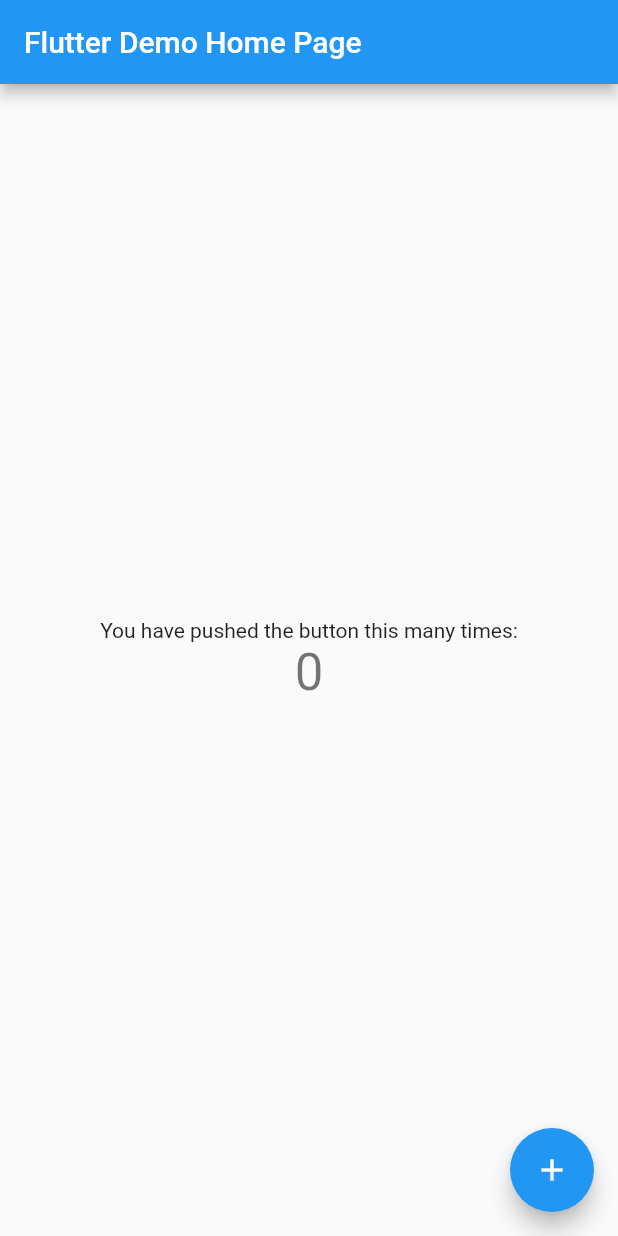
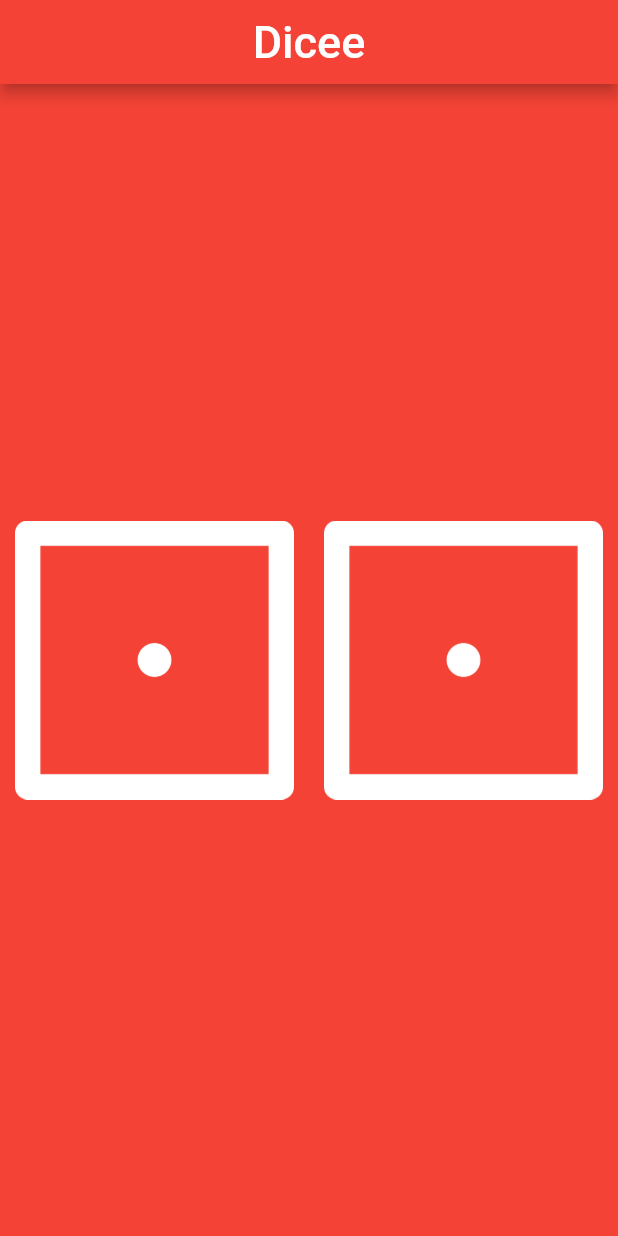
Before and after one commit to jeewantha-upul/Flutter_Course_Angela, a Flutter app: the screen it shows after launch, on a phone screen of 412 x 824 dp. Run offline on Flutter 3.47's test engine with Material 2 defaults, Android fonts, the phone set to English and light mode, and no system bars.

Commit message:
ui finished

```diff
--- a/dicee_app/lib/main.dart
+++ b/dicee_app/lib/main.dart
@@ -1,117 +1,52 @@
+import 'package:flutter/cupertino.dart';
 import 'package:flutter/material.dart';
 
 void main() {
-  runApp(MyApp());
+  runApp(
+    MaterialApp(
+      home: SafeArea(
+        child: Scaffold(
+          backgroundColor: Colors.red,
+          appBar: AppBar(
+            title: Center(
+              child: Text(
+                'Dicee',
+                style: TextStyle(fontSize: 30.0),
+              ),
+            ),
+            backgroundColor: Colors.red,
+          ),
+          body: Dicee(),
+        ),
+      ),
+    ),
+  );
 }
 
-class MyApp extends StatelessWidget {
-  // This widget is the root of your application.
+class Dicee extends StatefulWidget {
+  @override
+  _DiceeState createState() => _DiceeState();
+}
+
+class _DiceeState extends State<Dicee> {
   @override
   Widget build(BuildContext context) {
-    return MaterialApp(
-      title: 'Flutter Demo',
-      theme: ThemeData(
-        // This is the theme of your application.
-        //
-        // Try running your application with "flutter run". You'll see the
-        // application has a blue toolbar. Then, without quitting the app, try
-        // changing the primarySwatch below to Colors.green and then invoke
-        // "hot reload" (press "r" in the console where you ran "flutter run",
-        // or simply save your changes to "hot reload" in a Flutter IDE).
-        // Notice that the counter didn't reset back to zero; the application
-        // is not restarted.
-        primarySwatch: Colors.blue,
-        // This makes the visual density adapt to the platform that you run
-        // the app on. For desktop platforms, the controls will be smaller and
-        // closer together (more dense) than on mobile platforms.
-        visualDensity: VisualDensity.adaptivePlatformDensity,
+    return Center(
+      child: Row(
+        children: [
+          Expanded(
+            child: Padding(
+                padding: EdgeInsets.symmetric(vertical: 10.0, horizontal: 10.0),
+                child: Image.asset('images/dice1.png')),
+          ),
+          Expanded(
+            child: Padding(
+              padding: EdgeInsets.symmetric(vertical: 10.0, horizontal: 10.0),
+              child: Image.asset('images/dice1.png'),
+            ),
+          ),
+        ],
       ),
-      home: MyHomePage(title: 'Flutter Demo Home Page'),
     );
   }
 }
-
-class MyHomePage extends StatefulWidget {
-  MyHomePage({Key key, this.title}) : super(key: key);
-
-  // This widget is the home page of your application. It is stateful, meaning
-  // that it has a State object (defined below) that contains fields that affect
-  // how it looks.
-
-  // This class is the configuration for the state. It holds the values (in this
-  // case the title) provided by the parent (in this case the App widget) and
-  // used by the build method of the State. Fields in a Widget subclass are
-  // always marked "final".
-
-  final String title;
-
-  @override
-  _MyHomePageState createState() => _MyHomePageState();
-}
-
-class _MyHomePageState extends State<MyHomePage> {
-  int _counter = 0;
-
-  void _incrementCounter() {
-    setState(() {
-      // This call to setState tells the Flutter framework that something has
-      // changed in this State, which causes it to rerun the build method below
-      // so that the display can reflect the updated values. If we changed
-      // _counter without calling setState(), then the build method would not be
-      // called again, and so nothing would appear to happen.
-      _counter++;
-    });
-  }
-
-  @override
-  Widget build(BuildContext context) {
-    // This method is rerun every time setState is called, for instance as done
-    // by the _incrementCounter method above.
-    //
-    // The Flutter framework has been optimized to make rerunning build methods
-    // fast, so that you can just rebuild anything that needs updating rather
-    // than having to individually change instances of widgets.
-    return Scaffold(
-      appBar: AppBar(
-        // Here we take the value from the MyHomePage object that was created by
-        // the App.build method, and use it to set our appbar title.
-        title: Text(widget.title),
-      ),
-      body: Center(
-        // Center is a layout widget. It takes a single child and positions it
-        // in the middle of the parent.
-        child: Column(
-          // Column is also a layout widget. It takes a list of children and
-          // arranges them vertically. By default, it sizes itself to fit its
-          // children horizontally, and tries to be as tall as its parent.
-          //
-          // Invoke "debug painting" (press "p" in the console, choose the
-          // "Toggle Debug Paint" action from the Flutter Inspector in Android
-          // Studio, or the "Toggle Debug Paint" command in Visual Studio Code)
-          // to see the wireframe for each widget.
-          //
-          // Column has various properties to control how it sizes itself and
-          // how it positions its children. Here we use mainAxisAlignment to
-          // center the children vertically; the main axis here is the vertical
-          // axis because Columns are vertical (the cross axis would be
-          // horizontal).
-          mainAxisAlignment: MainAxisAlignment.center,
-          children: <Widget>[
-            Text(
-              'You have pushed the button this many times:',
-            ),
-            Text(
-              '$_counter',
-              style: Theme.of(context).textTheme.headline4,
-            ),
-          ],
-        ),
-      ),
-      floatingActionButton: FloatingActionButton(
-        onPressed: _incrementCounter,
-        tooltip: 'Increment',
-        child: Icon(Icons.add),
-      ), // This trailing comma makes auto-formatting nicer for build methods.
-    );
-  }
-}
--- a/dicee_app/pubspec.yaml
+++ b/dicee_app/pubspec.yaml
@@ -45,9 +45,8 @@
   uses-material-design: true
 
   # To add assets to your application, add an assets section, like this:
-  # assets:
-  #   - images/a_dot_burr.jpeg
-  #   - images/a_dot_ham.jpeg
+  assets:
+   - images/
 
   # An image asset can refer to one or more resolution-specific "variants", see
   # https://flutter.dev/assets-and-images/#resolution-aware.
```
Also changed, not shown: dicee_app/images/dice1.png (added), dicee_app/images/dice2.png (added), dicee_app/images/dice3.png (added), dicee_app/images/dice4.png (added), dicee_app/images/dice5.png (added), dicee_app/images/dice6.png (added), 1 other file.
